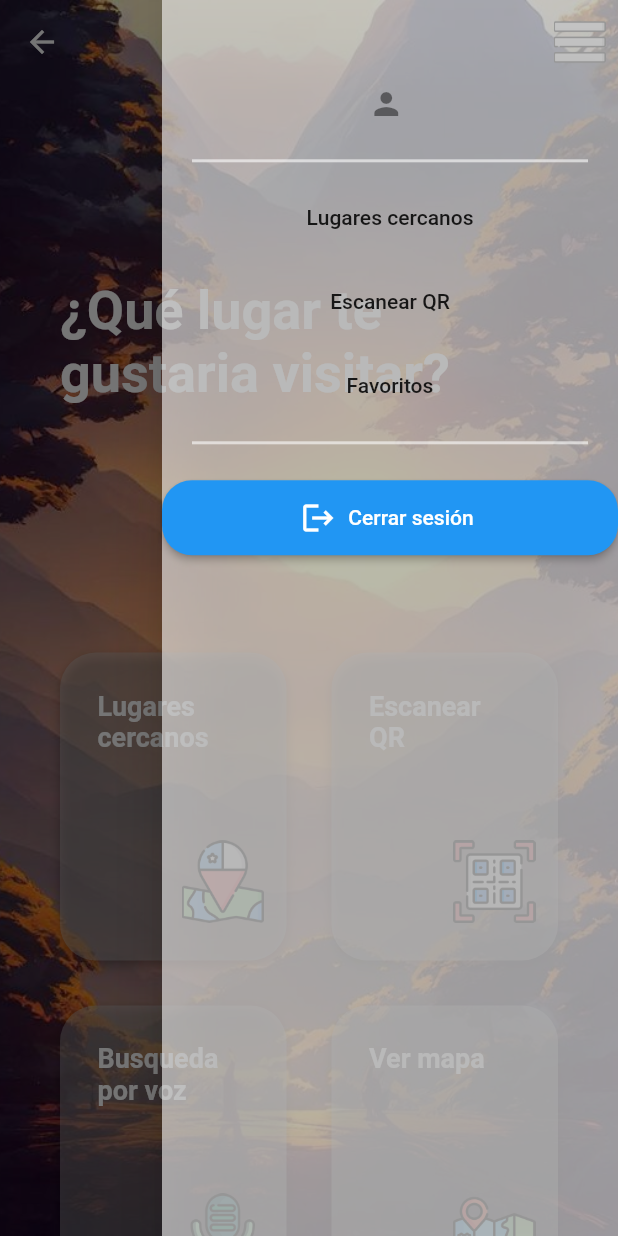
After one commit to christianLizama/proyectoTecnologiasMoviles, a Flutter app: the HomePage screen opened by its route, with the side drawer open, on a phone screen of 412 x 824 dp. The commit adds this screen. Run offline on Flutter 3.47's test engine with Material 2 defaults, Android fonts, the phone set to English and light mode, and no system bars; our stand-ins replace avatar_glow, carousel_slider, cloud_firestore, firebase_auth, firebase_core, flutter_rating_bar and 4 more; missing offline and left inert: qr_code_scanner; accounts and stored records are empty.

Commit message:
endDrawer separado en util

```diff
--- /dev/null
+++ b/lib/util/end_drawer.dart
@@ -0,0 +1,103 @@
+import 'package:flutter/material.dart';
+import 'package:firebase_auth/firebase_auth.dart';
+
+class EndDrawer extends StatelessWidget {
+  const EndDrawer({
+    Key? key,
+    required this.user,
+    required this.onSignOutPressed,
+  }) : super(key: key);
+
+  final User? user;
+  final VoidCallback onSignOutPressed;
+
+  @override
+  Widget build(BuildContext context) {
+    return Theme(
+      data: Theme.of(context).copyWith(
+        canvasColor: Colors.transparent,
+      ),
+      child: Drawer(
+        child: Container(
+          decoration: const BoxDecoration(
+            color: Color.fromARGB(150, 255, 255, 255),
+          ),
+          child: ListView(
+            padding: EdgeInsets.symmetric(
+                vertical: MediaQuery.of(context).size.height * 0.05),
+            children: <Widget>[
+              ListTile(
+                title: Center(
+                  child: Row(
+                    mainAxisAlignment: MainAxisAlignment.center,
+                    children: [
+                      const Icon(Icons.person),
+                      const SizedBox(width: 5),
+                      Text(user?.displayName ?? 'Nombre de usuario'),
+                    ],
+                  ),
+                ),
+                onTap: () {
+                  // Agrega el código para la opción
+                },
+              ),
+              const Divider(
+                color: Color.fromARGB(150, 255, 255, 255),
+                height: 20,
+                thickness: 2,
+                indent: 20,
+                endIndent: 20,
+              ),
+              ListTile(
+                title: const Center(
+                  child: Text('Lugares cercanos'),
+                ),
+                onTap: () {
+                  // Agrega el código para la opción
+                  Navigator.pushNamed(context, '/lugaresCercanos');
+                },
+              ),
+              ListTile(
+                title: const Center(
+                  child: Text('Escanear QR'),
+                ),
+                onTap: () {
+                  // Agrega el código para la opción
+                  Navigator.pushNamed(context, '/escanearQR');
+                },
+              ),
+              ListTile(
+                title: const Center(
+                  child: Text('Favoritos'),
+                ),
+                onTap: () {
+                  // Agrega el código para la opción
+                },
+              ),
+              const Divider(
+                color: Color.fromARGB(150, 255, 255, 255),
+                height: 20,
+                thickness: 2,
+                indent: 20,
+                endIndent: 20,
+              ),
+              const SizedBox(height: 15),
+              ElevatedButton.icon(
+                onPressed: onSignOutPressed,
+                style: ElevatedButton.styleFrom(
+                  backgroundColor: Colors.blue,
+                  shape: RoundedRectangleBorder(
+                    borderRadius: BorderRadius.circular(20),
+                  ),
+                  minimumSize: const Size(10, 50),
+                ),
+                icon: const Icon(Icons.logout),
+                label: const Text('Cerrar sesión'),
+              ),
+            ],
+          ),
+        ),
+      ),
+    );
+  }
+}
```
Also changed, not shown: lib/pages/home_page.dart (+6 -88 lines).
